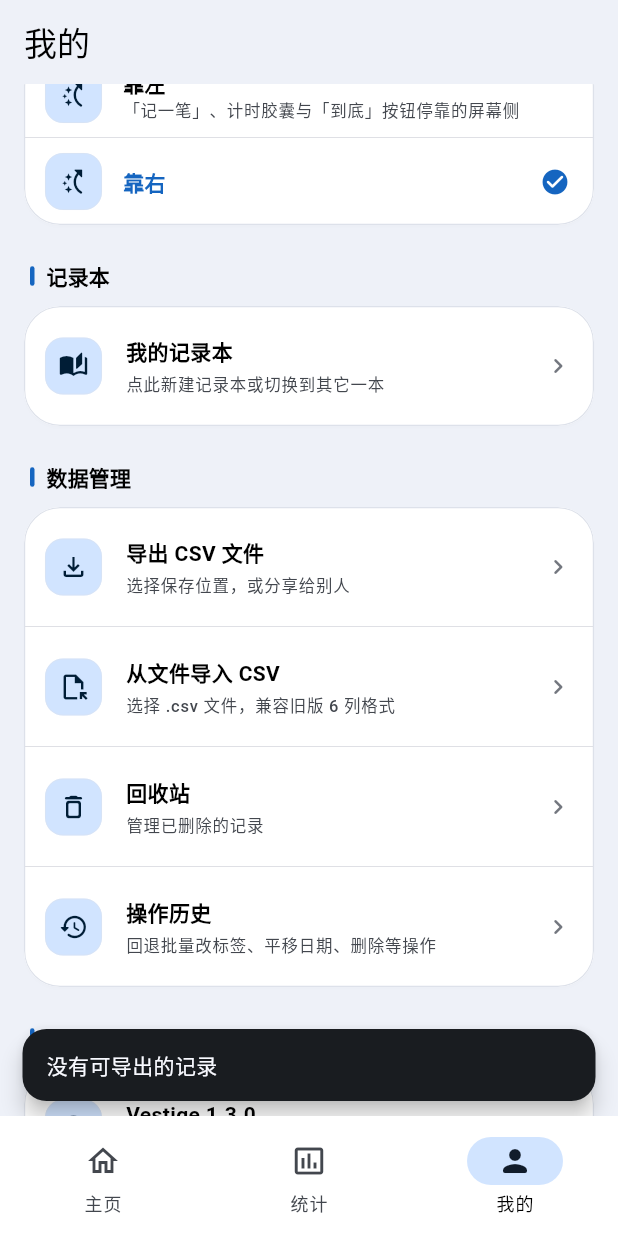
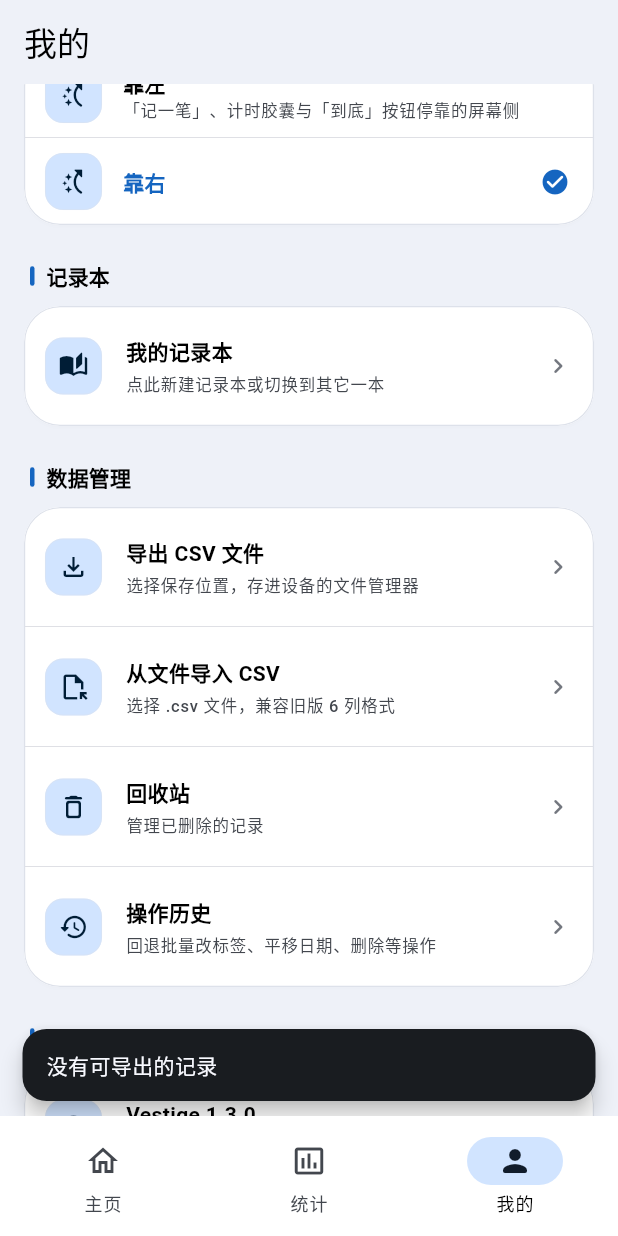
Before and after one commit to rpniu/vestige, a Flutter app: the ProfileScreen screen opened by its route, scrolled down 576 dp, after a tap on "导出 CSV 文件", on a phone screen of 412 x 824 dp. Run offline on Flutter 3.47's test engine with Material 3 defaults, Android fonts, the phone set to English and light mode, and no system bars; our stand-ins replace drift, fl_chart, flex_color_scheme, flutter_riverpod, go_router, package_info_plus and 1 more; missing offline and left inert: file_selector, flutter_file_dialog; accounts and stored records are empty; generated files the repository leaves out were written again.

Commit message:
feat(export): 移动端导出改为系统保存对话框
Android/iOS 原本回落到 share_plus 的系统分享面板，导出于是变成「发出去」，
与「把文件存到本机」不是同一件事。file_selector 的 getSaveLocation 在移动端
没有实现（会抛 UnimplementedError），因此新增 flutter_file_dialog：Android
走 SAF 的 ACTION_CREATE_DOCUMENT，iOS 走 UIDocumentPicker 导出，用户选定目录
后由插件写盘。

- CSV 以字节直接交给插件，不再先写临时文件，writeTempCsv 一并删除
- 移除 share_plus 依赖（导出是它在本项目的唯一用途）
- activity_not_found 单独提示，避免精简 ROM 上只看到错误码
- Android 返回的 SAF document path 去掉协议前缀再展示

影响：桌面端行为不变；Android/iOS 导出不再弹出分享面板。全量测试通过，
debug APK 构建通过（flutter_file_dialog 仍应用 KGP，构建时有告警）。

```diff
--- a/lib/presentation/screens/profile_screen.dart
+++ b/lib/presentation/screens/profile_screen.dart
@@ -1,8 +1,11 @@
+import 'dart:convert';
+
 import 'package:file_selector/file_selector.dart';
 import 'package:flutter/material.dart';
+import 'package:flutter/services.dart';
+import 'package:flutter_file_dialog/flutter_file_dialog.dart';
 import 'package:flutter_riverpod/flutter_riverpod.dart';
 import 'package:go_router/go_router.dart';
-import 'package:share_plus/share_plus.dart';
 import 'package:vestige/app/motion.dart';
 import 'package:vestige/app/router.dart';
 import 'package:vestige/app/theme.dart';
@@ -17,12 +20,16 @@ import 'package:vestige/presentation/services/csv_file.dart';
 
 /// 我的：主题、数据管理（CSV 文件导入 / 导出）、关于。
 ///
-/// 数据管理一律走**真实文件**（`file_selector`）：
-/// - 导出：桌面端弹原生「另存为」；Android / iOS 落临时文件交给系统分享。
+/// 数据管理一律走**真实文件**：
+/// - 导出：桌面端用 `file_selector` 弹原生「另存为」；Android / iOS 用
+///   `flutter_file_dialog` 弹系统保存界面（SAF「保存到」/ iOS「存储到文件」），
+///   由用户选定位置后由插件写盘。两条路都不经过系统分享。
 /// - 导入：选一个 .csv 文件 → 解析 → 把结果（条数 / 补记条数 / 跳过的坏行）
 ///   摊开给用户确认 → 再写库。避免选错文件就直接改数据。
 ///
 /// 2026-10-27：Web 目标已移除，原先为它保留的「分享文本 / 下载」分支一并删掉。
+/// 2026-10-28：移动端原本回落到 `share_plus` 分享面板，改为系统保存对话框 ——
+/// 导出是「把文件存到我的设备上」，不是「发给别人」。
 class ProfileScreen extends ConsumerStatefulWidget {
   const ProfileScreen({super.key});
 
@@ -157,7 +164,7 @@ class _ProfileScreenState extends ConsumerState<ProfileScreen> {
                 _ActionTile(
                   icon: Icons.file_download_outlined,
                   title: '导出 CSV 文件',
-                  subtitle: '选择保存位置，或分享给别人',
+                  subtitle: '选择保存位置，存进设备的文件管理器',
                   enabled: !_busy,
                   onTap: _exportCsv,
                 ),
@@ -231,29 +238,35 @@ class _ProfileScreenState extends ConsumerState<ProfileScreen> {
       final fileName =
           'vestige_export_${DateTime.now().millisecondsSinceEpoch}.csv';
 
-      // 1) 桌面端等支持另存为的平台：弹原生保存对话框
+      // 1) 桌面端：file_selector 的原生「另存为」
       final path = await _pickSavePath(fileName);
-      if (path == _cancelled) return; // 用户取消，不再弹分享面板
+      if (path == _cancelled) return; // 用户取消
       if (path != null) {
         final ok = await writeCsvToPath(path, csv);
         if (mounted) _toast(ok ? '已导出到 $path' : '写入文件失败：$path');
         return;
       }
 
-      // 2) 移动端（Android / iOS 没有「另存为」）：临时文件 + 系统分享
-      final tempPath = await writeTempCsv(csv, fileName);
-      final shared = tempPath == null
-          ? await _tryShare(ShareParams(text: csv, subject: 'Vestige 数据导出'))
-          : await _tryShare(
-              ShareParams(
-                files: <XFile>[XFile(tempPath, mimeType: 'text/csv')],
-                subject: 'Vestige 数据导出',
-                text: 'Vestige 记录备份（CSV）',
-              ),
-            );
-
+      // 2) 移动端：系统保存对话框（Android = SAF「保存到」，iOS = 存储到「文件」）。
+      //    直接传字节，插件在用户确认位置后写盘，不经过系统分享；取消返回 null。
+      final saved = await FlutterFileDialog.saveFile(
+        params: SaveFileDialogParams(
+          data: Uint8List.fromList(utf8.encode(csv)),
+          fileName: fileName,
+          mimeTypesFilter: const <String>['text/csv'],
+        ),
+      );
+      if (!mounted || saved == null) return; // 用户取消
+      _toast('已导出到 ${_readablePath(saved)}');
+    } on PlatformException catch (e) {
+      // activity_not_found：设备没有能承接 ACTION_CREATE_DOCUMENT 的
+      // 文件管理器（精简 ROM 上可能发生），此时告知用户比抛原始错误码有用。
       if (!mounted) return;
-      _toast(shared ? '已调起分享' : '当前平台不支持保存对话框与分享，导出未完成');
+      _toast(
+        e.code == 'activity_not_found'
+            ? '系统里没有可用的文件管理器，无法选择保存位置'
+            : '导出失败：${e.message ?? e.code}',
+      );
     } catch (e) {
       if (mounted) _toast('导出失败：$e');
     } finally {
@@ -261,12 +274,19 @@ class _ProfileScreenState extends ConsumerState<ProfileScreen> {
     }
   }
 
+  /// Android 的保存对话框回的是 SAF document path（形如
+  /// `/document/primary:Download/x.csv`），去掉协议前缀才好读；
+  /// iOS 与桌面回的是真实绝对路径，原样显示。
+  String _readablePath(String raw) =>
+      raw.replaceFirst(RegExp(r'^/document/[^/:]*:'), '');
+
   /// 调起原生保存对话框。返回用户选定路径；
-  /// 返回 [_cancelled] = 用户取消；返回 null = 平台不支持（Android / iOS）。
+  /// 返回 [_cancelled] = 用户取消；返回 null = 平台没有该能力（Android / iOS），
+  /// 调用方应改走系统保存对话框。
   ///
   /// 只把「平台没实现」当作不支持（2026-10-27 审查 m-005）：权限不足、磁盘满这类
-  /// 真实故障必须上抛，否则会被静默当成「不支持另存为」而转去系统分享 ——
-  /// 用户看到「已调起分享」，却不知道真正想要的导出已经失败。
+  /// 真实故障必须上抛，否则会被静默当成「不支持另存为」而改走别路 ——
+  /// 用户会以为导出成功了，实际什么也没写。
   Future<String?> _pickSavePath(String suggestedName) async {
     try {
       final location = await getSaveLocation(
@@ -278,20 +298,9 @@ class _ProfileScreenState extends ConsumerState<ProfileScreen> {
       if (path == null || path.isEmpty) return _cancelled;
       return path;
     } on UnimplementedError {
-      return null; // Android / iOS 未实现另存为
+      return null; // file_selector 的 Android / iOS 实现没有另存为
     } on UnsupportedError {
       return null;
-    }
-  }
-
-  Future<bool> _tryShare(ShareParams params) async {
-    try {
-      await SharePlus.instance.share(params);
-      return true;
-    } on UnimplementedError {
-      return false;
-    } catch (_) {
-      return false;
     }
   }
 
--- a/pubspec.yaml
+++ b/pubspec.yaml
@@ -45,9 +45,9 @@ dependencies:
   fl_chart: ^1.2.0
   flex_color_scheme: ^8.4.0
   path_provider: ^2.1.6
-  share_plus: ^13.3.0
   sqlite3_flutter_libs: ^0.6.0+eol
   file_selector: ^1.1.0
+  flutter_file_dialog: ^3.3.3
   package_info_plus: ^10.2.2
 
 dev_dependencies:
```
Also changed, not shown: lib/presentation/services/csv_file.dart (+7 -20 lines), pubspec.lock, 6 other files.
